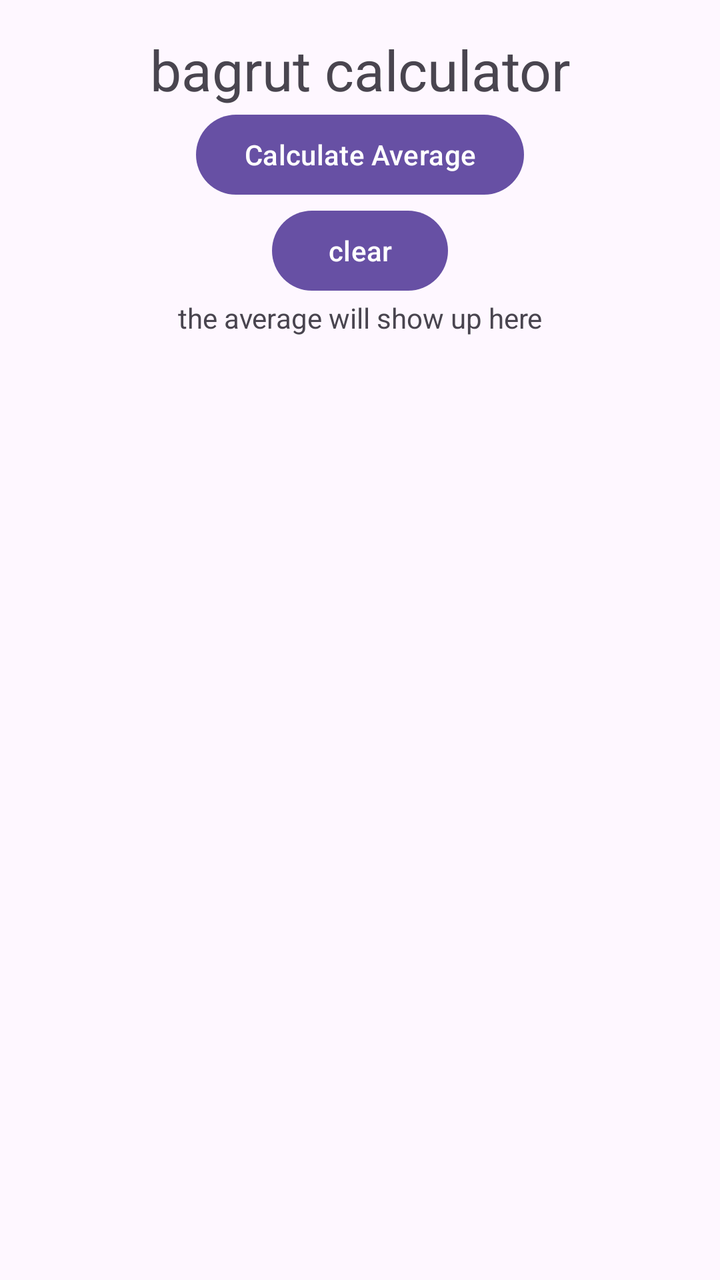
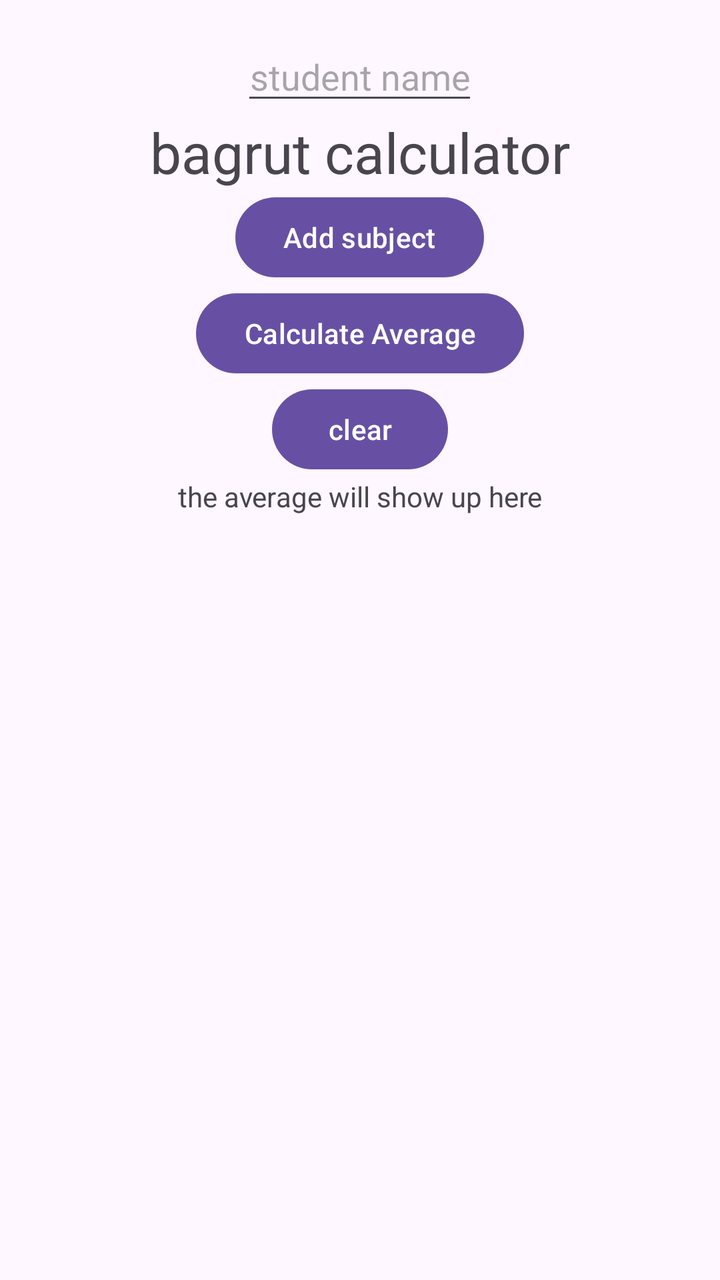

Compare the two renders of this Android layout. The source of the first and the diff that turns it into the second are given below.
<!-- AndroidManifest.xml: application theme Theme.GradeAverage -->
<!-- res/layout/activity_main.xml -->
<?xml version="1.0" encoding="utf-8"?>
<LinearLayout xmlns:android="http://schemas.android.com/apk/res/android"
    android:id="@+id/main"
    android:layout_width="match_parent"
    android:layout_height="match_parent"
    android:orientation="vertical"
    android:padding="16dp">


    <TextView
        android:id="@+id/tvTitle"
        android:layout_width="match_parent"
        android:layout_height="wrap_content"
        android:textSize="28sp"
        android:gravity="center"
        android:text="bagrut calculator" />
    <LinearLayout
        android:layout_width="match_parent"
        android:layout_height="wrap_content"
        android:orientation="vertical"
        android:id="@+id/subjectsLayout">
    </LinearLayout>
    <Button
        android:id="@+id/btnCalc"
        android:layout_width="wrap_content"
        android:layout_height="wrap_content"
        android:layout_gravity="center"
        android:text="Calculate Average" />
    <Button
        android:id="@+id/btnClear"
        android:layout_width="wrap_content"
        android:layout_height="wrap_content"
        android:layout_gravity="center"
        android:text="clear" />
    <TextView
        android:id="@+id/tvResult"
        android:layout_width="match_parent"
        android:layout_height="wrap_content"
        android:text="the average will show up here"
        android:gravity="center"/>

</LinearLayout>
<!-- resources referenced by this layout -->
<resources>
  <style name="Theme.GradeAverage" parent="Base.Theme.GradeAverage" />
  <style name="Base.Theme.GradeAverage" parent="Theme.Material3.DayNight.NoActionBar">
          
          
      </style>
</resources>

<!-- the commit's change to res/layout/activity_main.xml (unified diff, before → after) -->
@@ -6,6 +6,14 @@
     android:orientation="vertical"
     android:padding="16dp">
 
+    <EditText
+        android:id="@+id/etName"
+        android:layout_width="wrap_content"
+        android:layout_height="wrap_content"
+        android:hint="student name"
+        android:inputType="textPersonName"
+        android:layout_gravity="center"
+        android:gravity="center" />
 
     <TextView
         android:id="@+id/tvTitle"
@@ -20,6 +28,12 @@
         android:orientation="vertical"
         android:id="@+id/subjectsLayout">
     </LinearLayout>
+    <Button
+        android:id="@+id/btnAddSubject"
+        android:layout_width="wrap_content"
+        android:layout_height="wrap_content"
+        android:layout_gravity="center"
+        android:text="Add subject" />
     <Button
         android:id="@+id/btnCalc"
         android:layout_width="wrap_content"
